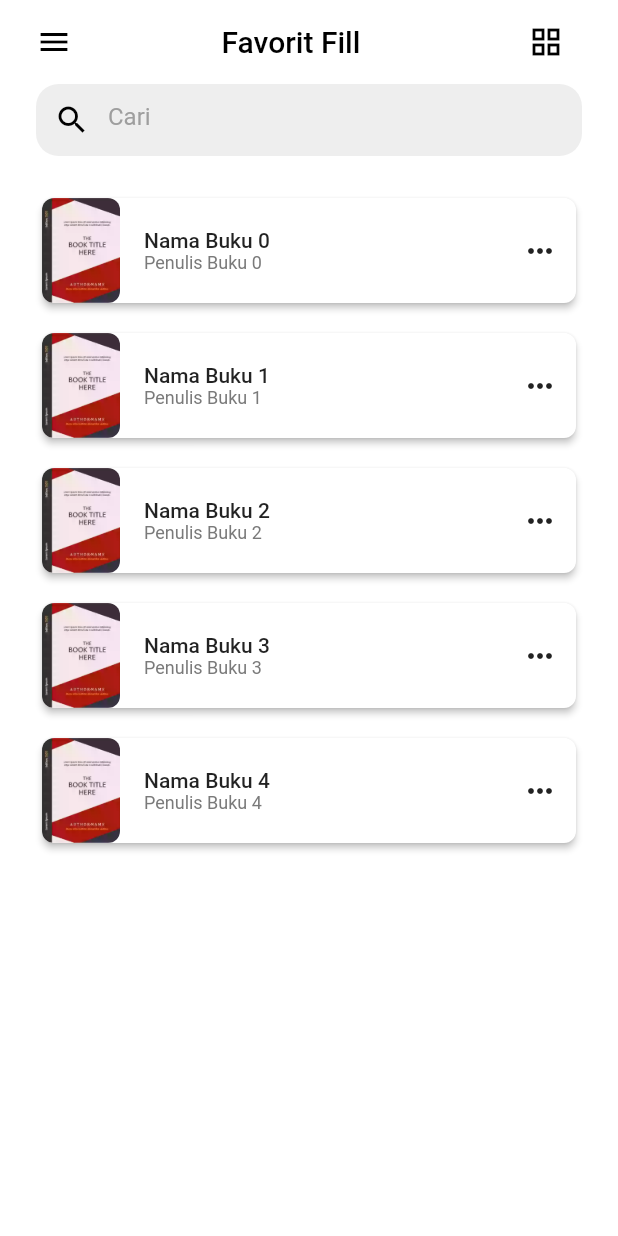
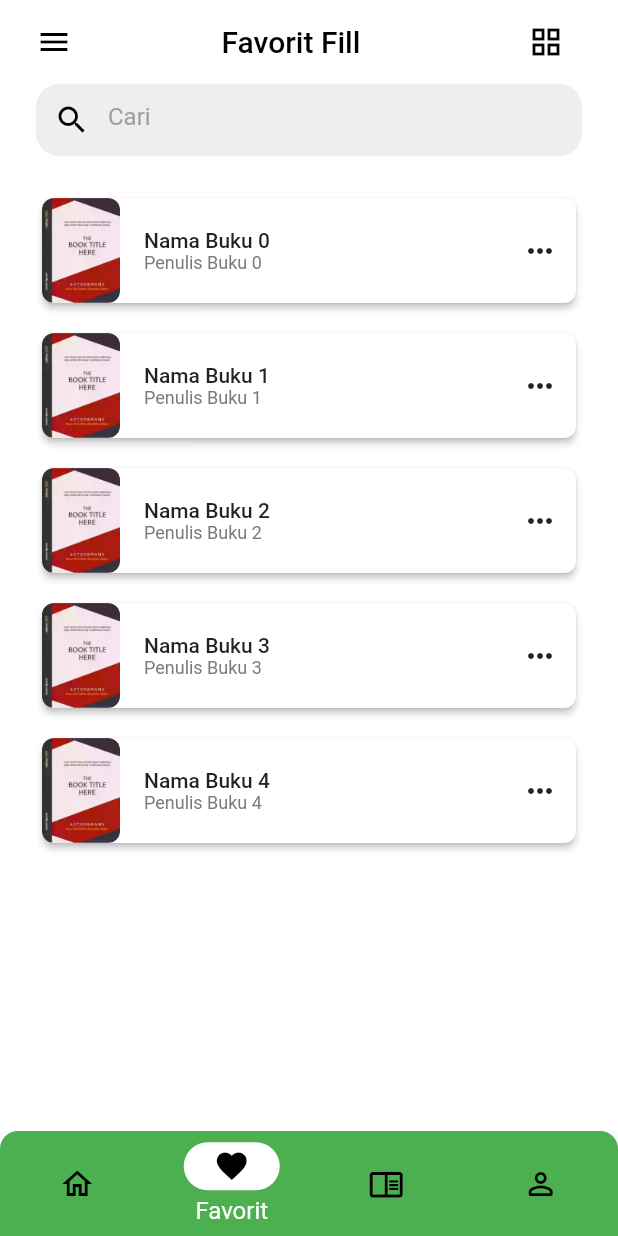
Before and after one commit to MattRiel/pkl-bookstore, a Flutter app: the screen it shows after launch, item 2 of the bottom bar chosen, after a tap on "Lihat buku favorit", on a phone screen of 412 x 824 dp. Run offline on Flutter 3.47's test engine with Material 2 defaults, Android fonts, the phone set to English and light mode, and no system bars; our stand-ins replace get, google_fonts, liquid_swipe, smooth_page_indicator; network calls fail.

Commit message:
Fix border radius and change favorite screen parent

```diff
--- a/lib/src/features/favorite/concept/favorite_fill1.dart
+++ b/lib/src/features/favorite/view/favoriteFillBook.dart
@@ -5,14 +5,14 @@ import 'package:flutter/material.dart';
 
 import '../../../reusable_widgets/allGirdListAppBar.dart';
 
-class FavoriteScreenFill1 extends StatefulWidget {
-  const FavoriteScreenFill1({Key? key}) : super(key: key);
+class FavoriteFillBook extends StatefulWidget {
+  const FavoriteFillBook({Key? key}) : super(key: key);
 
   @override
-  _FavoriteScreenFill1State createState() => _FavoriteScreenFill1State();
+  _FavoriteFillBookState createState() => _FavoriteFillBookState();
 }
 
-class _FavoriteScreenFill1State extends State<FavoriteScreenFill1> {
+class _FavoriteFillBookState extends State<FavoriteFillBook> {
   bool _isGridView = false;
 
   @override
--- /dev/null
+++ b/lib/src/features/favorite/view/favoriteNoBook.dart
@@ -0,0 +1,109 @@
+// ignore_for_file: prefer_const_constructors, prefer_const_literals_to_create_immutables
+
+import 'package:bookstore/src/constants/image_strings.dart';
+import 'package:bookstore/src/constants/text_strings.dart';
+import 'package:bookstore/src/reusable_widgets/allSearchBar.dart';
+import 'package:bookstore/src/reusable_widgets/allTopBar.dart';
+import 'package:flutter/material.dart';
+
+class FavoriteNoBook extends StatelessWidget {
+  final int favoriteIndex;
+  final VoidCallback onSeeFavoritePressed;
+
+  const FavoriteNoBook({
+    Key? key,
+    required this.favoriteIndex,
+    required this.onSeeFavoritePressed,
+  }) : super(key: key);
+
+  @override
+  Widget build(BuildContext context) {
+    return Scaffold(
+      backgroundColor: Colors.white,
+      appBar: AppBar(
+        elevation: 0,
+        actions: [
+          // top bar
+          allTopBar(context, 'Favorit')
+        ],
+        backgroundColor: Colors.white,
+      ),
+      body: SingleChildScrollView(
+        child: Column(
+          children: [
+            AllSearchBar(),
+            Padding(
+              padding: const EdgeInsets.only(left: 24.0),
+              child: Column(
+                children: [
+                  SizedBox(height: 282),
+                  Stack(
+                    alignment: Alignment.center,
+                    clipBehavior: Clip.none,
+                    children: [
+                      SizedBox(
+                        height: 327,
+                        width: 334,
+                        child: Column(
+                          children: [
+                            Text.rich(
+                              TextSpan(
+                                  text: tFavoriteBody1,
+                                  style: Theme.of(context)
+                                      .textTheme
+                                      .headlineSmall),
+                              textAlign: TextAlign.center,
+                            ),
+                            SizedBox(height: 8),
+                            Text(
+                              tFavoriteBody2,
+                              style: TextStyle(
+                                  fontWeight: FontWeight.w400,
+                                  fontSize: 12,
+                                  color: Color(0xFF5E5E5E)),
+                            ),
+                            SizedBox(height: 12),
+                            ElevatedButton(
+                              style: ElevatedButton.styleFrom(
+                                backgroundColor: Color(0xFF344054),
+                                shape: RoundedRectangleBorder(
+                                  borderRadius: BorderRadius.circular(12),
+                                ),
+                              ),
+                              onPressed: onSeeFavoritePressed,
+                              child: Padding(
+                                padding: const EdgeInsets.all(16.0),
+                                child: Text(
+                                  'Lihat buku favorit',
+                                  style: TextStyle(
+                                      fontWeight: FontWeight.w400,
+                                      fontSize: 14),
+                                ),
+                              ),
+                            ),
+                          ],
+                        ),
+                      ),
+                      Positioned(
+                        top: -180,
+                        child: Container(
+                          height: 215,
+                          width: 203,
+                          decoration: BoxDecoration(
+                            image: DecorationImage(
+                                image: AssetImage(tBookFavPlaceholder),
+                                fit: BoxFit.cover),
+                          ),
+                        ),
+                      ),
+                    ],
+                  ),
+                ],
+              ),
+            ),
+          ],
+        ),
+      ),
+    );
+  }
+}
--- a/lib/src/features/favorite/view/favoriteScreen.dart
+++ b/lib/src/features/favorite/view/favoriteScreen.dart
@@ -1,106 +1,38 @@
 // ignore_for_file: prefer_const_constructors, prefer_const_literals_to_create_immutables
 
-import 'package:bookstore/src/constants/image_strings.dart';
-import 'package:bookstore/src/constants/text_strings.dart';
-import 'package:bookstore/src/features/favorite/concept/favorite_fill1.dart';
-import 'package:bookstore/src/reusable_widgets/allSearchBar.dart';
-import 'package:bookstore/src/reusable_widgets/allTopBar.dart';
+import 'package:bookstore/src/features/favorite/view/favoriteFillBook.dart';
+import 'package:bookstore/src/features/favorite/view/favoriteNoBook.dart';
 import 'package:flutter/material.dart';
-import 'package:get/get.dart';
 
-class FavoriteScreen extends StatelessWidget {
-  FavoriteScreen({
+class FavoriteScreen extends StatefulWidget {
+  const FavoriteScreen({
     super.key,
   });
+
+  @override
+  State<FavoriteScreen> createState() => _FavoriteScreenState();
+}
+
+class _FavoriteScreenState extends State<FavoriteScreen> {
+  int favoriteIndex = 0;
 
   @override
   Widget build(BuildContext context) {
     return Scaffold(
       backgroundColor: Colors.white,
-      appBar: AppBar(
-        elevation: 0,
-        actions: [
-          // top bar
-          allTopBar(context, 'Favorit')
+      body: IndexedStack(
+        index: favoriteIndex,
+        children: [
+          FavoriteNoBook(
+            favoriteIndex: favoriteIndex,
+            onSeeFavoritePressed: () {
+              setState(() {
+                favoriteIndex = 1;
+              });
+            },
+          ),
+          FavoriteFillBook(),
         ],
-        backgroundColor: Colors.white,
-      ),
-      body: SingleChildScrollView(
-        child: Column(
-          children: [
-            AllSearchBar(),
-            Padding(
-              padding: const EdgeInsets.only(left: 24.0),
-              child: Column(
-                children: [
-                  SizedBox(height: 282),
-                  Stack(
-                    alignment: Alignment.center,
-                    clipBehavior: Clip.none,
-                    children: [
-                      SizedBox(
-                        height: 327,
-                        width: 334,
-                        child: Column(
-                          children: [
-                            Text.rich(
-                              TextSpan(
-                                  text: tFavoriteBody1,
-                                  style: Theme.of(context)
-                                      .textTheme
-                                      .headlineSmall),
-                              textAlign: TextAlign.center,
-                            ),
-                            SizedBox(height: 8),
-                            Text(
-                              tFavoriteBody2,
-                              style: TextStyle(
-                                  fontWeight: FontWeight.w400,
-                                  fontSize: 12,
-                                  color: Color(0xFF5E5E5E)),
-                            ),
-                            SizedBox(height: 12),
-                            ElevatedButton(
-                              style: ElevatedButton.styleFrom(
-                                  backgroundColor: Color(0xFF344054),
-                                  shape: RoundedRectangleBorder(
-                                      borderRadius: BorderRadius.all(
-                                          Radius.circular(12)))),
-                              onPressed: () {
-                                Get.to(() => FavoriteScreenFill1());
-                              },
-                              child: Padding(
-                                padding: const EdgeInsets.all(16.0),
-                                child: Text(
-                                  'Lihat buku favorit',
-                                  style: TextStyle(
-                                      fontWeight: FontWeight.w400,
-                                      fontSize: 14),
-                                ),
-                              ),
-                            ),
-                          ],
-                        ),
-                      ),
-                      Positioned(
-                        top: -180,
-                        child: Container(
-                          height: 215,
-                          width: 203,
-                          decoration: BoxDecoration(
-                            image: DecorationImage(
-                                image: AssetImage(tBookFavPlaceholder),
-                                fit: BoxFit.cover),
-                          ),
-                        ),
-                      ),
-                    ],
-                  ),
-                ],
-              ),
-            ),
-          ],
-        ),
       ),
     );
   }
--- a/lib/src/features/profile/widgets/profile_top_bar.dart
+++ b/lib/src/features/profile/widgets/profile_top_bar.dart
@@ -26,13 +26,12 @@ class profileTopBar extends StatelessWidget {
                 style: TextStyle(fontSize: 20, color: Colors.black),
               ),
             ),
-            const CircleAvatar(
-              backgroundColor: Color(0xFFF2F4F7),
-              child: Icon(
+            IconButton(
+              icon: const Icon(
                 Icons.grid_view_outlined,
                 color: Colors.black,
-                size: 30,
               ),
+              onPressed: () {},
             )
           ],
         ),
--- a/lib/src/reusable_widgets/allSearchBar.dart
+++ b/lib/src/reusable_widgets/allSearchBar.dart
@@ -12,7 +12,7 @@ class AllSearchBar extends StatelessWidget {
       padding: const EdgeInsets.symmetric(horizontal: 24),
       child: Container(
         decoration: BoxDecoration(
-          borderRadius: BorderRadius.all(Radius.circular(15)),
+          borderRadius: BorderRadius.circular(15),
           color: Colors.grey[200],
         ),
         child: TextField(
```
